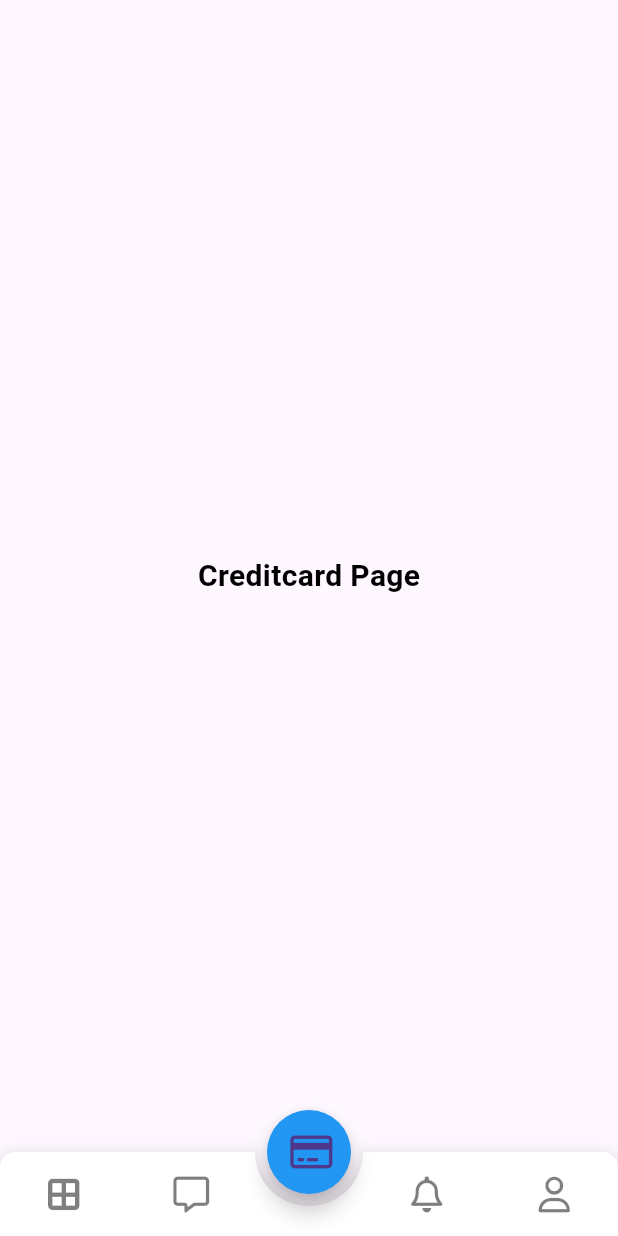
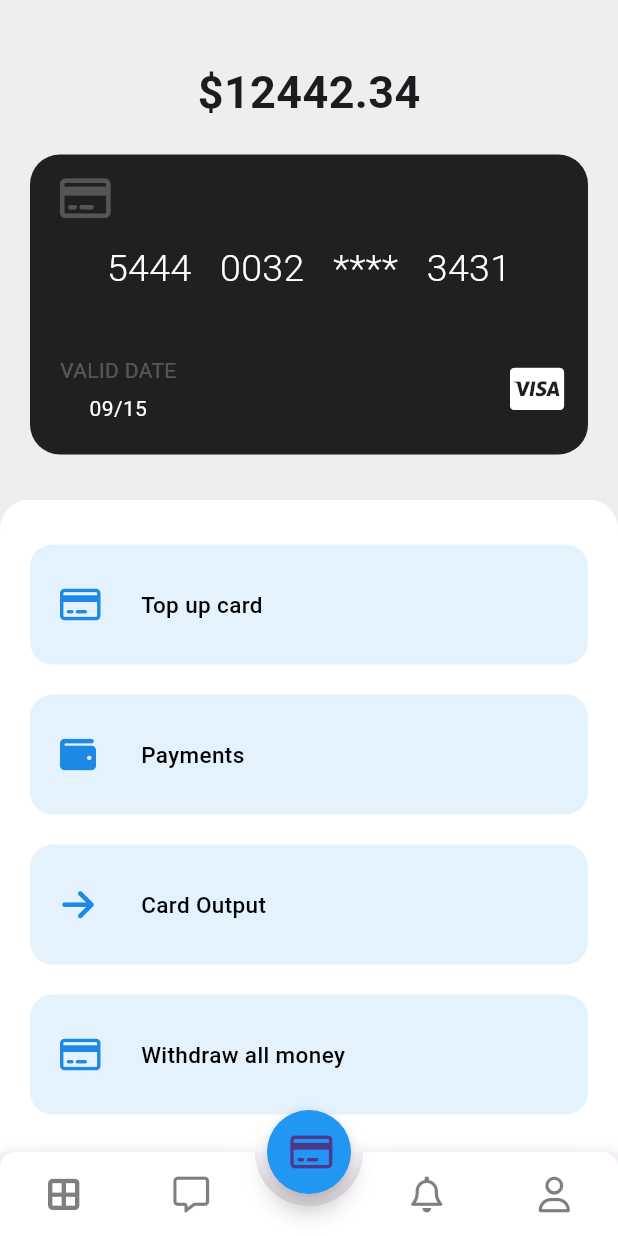
Before and after one commit to kaliraotaran/Banking-AppUI, a Flutter app: the screen it shows after launch, after a tap on an icon or button, on a phone screen of 412 x 824 dp. Run offline on Flutter 3.47's test engine with Material 3 defaults, Android fonts, the phone set to English and light mode, and no system bars; drawn by our look-alikes of animated_bottom_navigation_bar; our stand-ins replace font_awesome_flutter.

Commit message:
modified:   lib/main.dart 	new file:   lib/pages/creditcard.dart 	modified:   lib/pages/dashboard.dart

```diff
--- a/lib/main.dart
+++ b/lib/main.dart
@@ -3,10 +3,12 @@
 import 'package:flutter/material.dart';
 import 'package:animated_bottom_navigation_bar/animated_bottom_navigation_bar.dart';
 import 'package:font_awesome_flutter/font_awesome_flutter.dart';
+import 'package:tester/pages/creditcard.dart';
 import 'package:tester/pages/dashboard.dart';
 
 void main() {
   runApp(const MaterialApp(
+    debugShowCheckedModeBanner: false,
     home: RootPage(),
   ));
 }
@@ -95,13 +97,7 @@ class _RootPageState extends State<RootPage> {
                 fontSize: 20, fontWeight: FontWeight.bold, color: Colors.black),
           ),
         ),
-        Center(
-          child: Text(
-            "Creditcard Page",
-            style: TextStyle(
-                fontSize: 20, fontWeight: FontWeight.bold, color: Colors.black),
-          ),
-        )
+        Creditcard()
       ],
     );
   }
--- /dev/null
+++ b/lib/pages/creditcard.dart
@@ -0,0 +1,149 @@
+import 'package:flutter/material.dart';
+import 'package:font_awesome_flutter/font_awesome_flutter.dart';
+
+class Creditcard extends StatelessWidget {
+  const Creditcard({super.key});
+
+  @override
+  Widget build(BuildContext context) {
+    return Scaffold(
+      backgroundColor: Colors.grey.shade200,
+      body: Column(
+        children: [
+          const SizedBox(
+            height: 40,
+          ),
+          const Center(
+            child: Text(
+              '\$12442.34',
+              style: TextStyle(fontSize: 30, fontWeight: FontWeight.bold),
+            ),
+          ),
+          const SizedBox(
+            height: 20,
+          ),
+          Container(
+            margin: const EdgeInsets.symmetric(horizontal: 20),
+            height: 200,
+            width: double.infinity,
+            decoration: BoxDecoration(
+                color: Colors.black87, borderRadius: BorderRadius.circular(20)),
+            child: const Column(
+              children: [
+                Padding(
+                  padding: EdgeInsets.symmetric(horizontal: 20.0, vertical: 14),
+                  child: Align(
+                    alignment: Alignment.bottomLeft,
+                    child: Icon(
+                      FontAwesomeIcons.creditCard,
+                      size: 30,
+                      color: Colors.white24,
+                    ),
+                  ),
+                ),
+                Text(
+                  '5444   0032   ****   3431',
+                  style: TextStyle(
+                      fontSize: 25,
+                      color: Colors.white,
+                      fontWeight: FontWeight.w300),
+                ),
+                SizedBox(
+                  height: 40,
+                ),
+                Padding(
+                  padding: EdgeInsets.symmetric(horizontal: 20.0),
+                  child: Row(
+                    mainAxisAlignment: MainAxisAlignment.spaceBetween,
+                    children: [
+                      // SizedBox(
+                      //   width: 20,
+                      // ),
+                      Column(
+                        children: [
+                          Text(
+                            'VALID DATE',
+                            style: TextStyle(
+                              color: Colors.white24,
+                            ),
+                          ),
+                          SizedBox(
+                            height: 5,
+                          ),
+                          Text(
+                            '09/15',
+                            style: TextStyle(color: Colors.white),
+                          )
+                        ],
+                      ),
+                      Icon(
+                        FontAwesomeIcons.ccVisa,
+                        color: Colors.white,
+                        size: 32,
+                      )
+                    ],
+                  ),
+                )
+              ],
+            ),
+          ),
+          const SizedBox(
+            height: 30,
+          ),
+          Expanded(
+            child: SingleChildScrollView(
+              scrollDirection: Axis.vertical,
+              child: Container(
+                height: 500,
+                decoration: const BoxDecoration(
+                    color: Colors.white,
+                    borderRadius: BorderRadius.only(
+                        topLeft: Radius.circular(20),
+                        topRight: Radius.circular(20))),
+                child: Column(
+                  children: [
+                    const SizedBox(
+                      height: 20,
+                    ),
+                    actionContainer(FontAwesomeIcons.creditCard, 'Top up card'),
+                    actionContainer(FontAwesomeIcons.wallet, 'Payments'),
+                    actionContainer(FontAwesomeIcons.arrowRight, 'Card Output'),
+                    actionContainer(
+                        FontAwesomeIcons.creditCard, 'Withdraw all money'),
+                  ],
+                ),
+              ),
+            ),
+          ),
+        ],
+      ),
+    );
+  }
+
+  Container actionContainer(IconData icon, String action) {
+    return Container(
+      margin: const EdgeInsets.symmetric(horizontal: 20, vertical: 10),
+      width: double.infinity,
+      height: 80,
+      decoration: BoxDecoration(
+          color: Colors.blue.shade50, borderRadius: BorderRadius.circular(15)),
+      child: Row(children: [
+        const SizedBox(
+          width: 20,
+        ),
+        Icon(
+          icon,
+          color: Colors.blue.shade600,
+        ),
+        const SizedBox(
+          width: 30,
+        ),
+        Text(
+          action,
+          style: const TextStyle(
+              color: Colors.black, fontSize: 15, fontWeight: FontWeight.w500),
+        )
+      ]),
+    );
+  }
+}
--- a/lib/pages/dashboard.dart
+++ b/lib/pages/dashboard.dart
@@ -54,8 +54,8 @@ class _DashBoardState extends State<DashBoard> {
                       ],
                     ),
                   ),
-                  SizedBox(
-                    height: 40,
+                  const SizedBox(
+                    height: 20,
                   ),
                   Row(
                     mainAxisAlignment: MainAxisAlignment.spaceEvenly,
@@ -77,17 +77,110 @@ class _DashBoardState extends State<DashBoard> {
                       topRight: Radius.circular(20),
                       topLeft: Radius.circular(20)),
                   color: Colors.white),
-              child: Column(
-                children: [
-                  Text(
-                    'Accounts',
-                    textAlign: TextAlign.left,
-                    style: Theme.of(context)
-                        .textTheme
-                        .headline5
-                        ?.copyWith(color: Colors.black),
-                  )
-                ],
+              child: Padding(
+                padding: const EdgeInsets.only(top: 18.0),
+                child: SingleChildScrollView(
+                  scrollDirection: Axis.vertical,
+                  child: Column(
+                    children: [
+                      const Align(
+                        alignment: Alignment.centerLeft,
+                        child: Padding(
+                          padding: EdgeInsets.all(8.0),
+                          child: Text(
+                            'Accounts',
+                            style: TextStyle(
+                                color: Colors.black,
+                                fontSize: 19,
+                                fontWeight: FontWeight.w700),
+                          ),
+                        ),
+                      ),
+                      accountsContainer(),
+                      Row(
+                        mainAxisAlignment: MainAxisAlignment.spaceBetween,
+                        children: [
+                          const Padding(
+                            padding: EdgeInsets.symmetric(
+                                vertical: 10, horizontal: 10),
+                            child: Align(
+                              alignment: Alignment.bottomLeft,
+                              child: Text(
+                                'Cards',
+                                style: TextStyle(
+                                    color: Colors.black,
+                                    fontWeight: FontWeight.bold,
+                                    fontSize: 18),
+                              ),
+                            ),
+                          ),
+                          Container(
+                            margin: const EdgeInsets.symmetric(
+                                horizontal: 20, vertical: 10),
+                            height: 24,
+                            width: 90,
+                            decoration: BoxDecoration(
+                                color: Colors.blue.shade200,
+                                borderRadius: BorderRadius.circular(10)),
+                            child: Row(
+                              mainAxisAlignment: MainAxisAlignment.spaceEvenly,
+                              children: [
+                                Icon(
+                                  FontAwesomeIcons.plus,
+                                  size: 13,
+                                  color: Colors.blue.shade700,
+                                ),
+                                Text(
+                                  'ADD CARDS',
+                                  style: TextStyle(
+                                      fontSize: 10,
+                                      color: Colors.blue.shade700),
+                                )
+                              ],
+                            ),
+                          ),
+                        ],
+                      ),
+                      Container(
+                        margin: const EdgeInsets.symmetric(
+                            horizontal: 20, vertical: 10),
+                        height: 75,
+                        width: double.infinity,
+                        decoration: BoxDecoration(
+                            color: Colors.blue.shade50,
+                            borderRadius: BorderRadius.circular(20)),
+                        child: Row(
+                          children: [
+                            const SizedBox(
+                              width: 10,
+                            ),
+                            Icon(
+                              FontAwesomeIcons.creditCard,
+                              color: Colors.blue.shade300,
+                            ),
+                            const SizedBox(
+                              width: 10,
+                            ),
+                            const Text(
+                              'EUR *2334',
+                              style: TextStyle(
+                                  fontWeight: FontWeight.w400, fontSize: 15),
+                            ),
+                            const SizedBox(
+                              width: 80,
+                            ),
+                            const Text(
+                              '8199.33 EUR',
+                              style: TextStyle(
+                                fontWeight: FontWeight.w600,
+                              ),
+                            )
+                          ],
+                        ),
+                      )
+                    ],
+                  ),
+                ),
               ),
             )
           ])
@@ -96,6 +189,56 @@ class _DashBoardState extends State<DashBoard> {
     );
   }
 
+  Container accountsContainer() {
+    return Container(
+      margin: const EdgeInsets.symmetric(horizontal: 20),
+      padding: const EdgeInsets.symmetric(horizontal: 30, vertical: 10),
+      width: double.infinity,
+      height: 180,
+      decoration: BoxDecoration(
+          color: Colors.blue.shade50, borderRadius: BorderRadius.circular(30)),
+      child: Column(children: [
+        const SizedBox(
+          height: 10,
+        ),
+        theRow(FontAwesomeIcons.wallet, '80993-241-3-5000-432453'),
+        const SizedBox(
+          height: 5,
+        ),
+        const Divider(),
+        const SizedBox(
+          height: 10,
+        ),
+        theRow(FontAwesomeIcons.euroSign, '34999.62'),
+        const SizedBox(
+          height: 10,
+        ),
+        const Divider(),
+        const SizedBox(
+          height: 10,
+        ),
+        theRow(FontAwesomeIcons.dollarSign, '12442.34')
+      ]),
+    );
+  }
+
+  Row theRow(IconData icon, String thestring) {
+    return Row(
+      children: [
+        Icon(
+          icon,
+          color: Colors.blue.shade300,
+        ),
+        const SizedBox(width: 16),
+        Text(
+          thestring,
+          style: const TextStyle(color: Colors.black, fontSize: 16),
+        )
+      ],
+    );
+  }
+
+  // ignore: non_constant_identifier_names
   Container TransactionActionBtn(String data) {
     return Container(
       width: 140,
@@ -104,8 +247,8 @@ class _DashBoardState extends State<DashBoard> {
           color: Colors.blue.shade500, borderRadius: BorderRadius.circular(13)),
       child: Center(
           child: Text(
-        '$data',
-        style: TextStyle(
+        ' $data',
+        style: const TextStyle(
           color: Colors.white,
         ),
       )),
```
